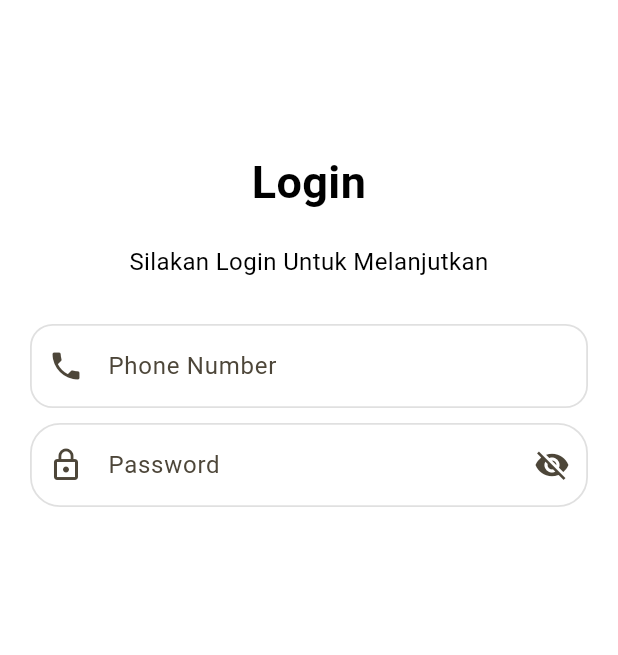
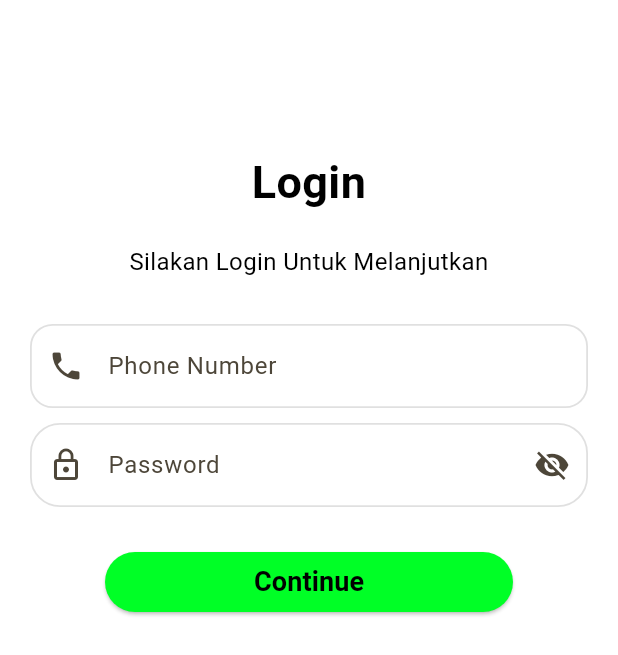
Before and after one commit to annddvaa/KB1179-1123150164-uts, a Flutter app: the Loginscreen screen opened directly, on a phone screen of 412 x 824 dp. Shown: the top 655 px of the screen. Run offline on Flutter 3.47's test engine with Material 3 defaults, Android fonts, the phone set to English and light mode, and no system bars.

Commit message:
menambahkan tombol continue

```diff
--- a/lib/screen/Loginscreen.dart
+++ b/lib/screen/Loginscreen.dart
@@ -84,6 +84,28 @@ class Loginscreen extends StatelessWidget {
                   ),
                 ),
               ),
+              const SizedBox(height: 30),
+              Container(
+                margin: EdgeInsets.only(left: 50, right: 50),
+                child: SizedBox(
+                  width: double.infinity,
+                  height: 40,
+                  child: ElevatedButton(
+                    onPressed: () {},
+                    style: ElevatedButton.styleFrom(
+                      backgroundColor: Color.fromARGB(255, 0, 255, 38),
+                    ),
+                    child: Text(
+                      "Continue",
+                      style: TextStyle(
+                        fontSize: 18,
+                        fontWeight: FontWeight.bold,
+                        color: Colors.black,
+                      ),
+                    ),
+                  ),
+                ),
+              ),
             ],
           ),
         ),
```
